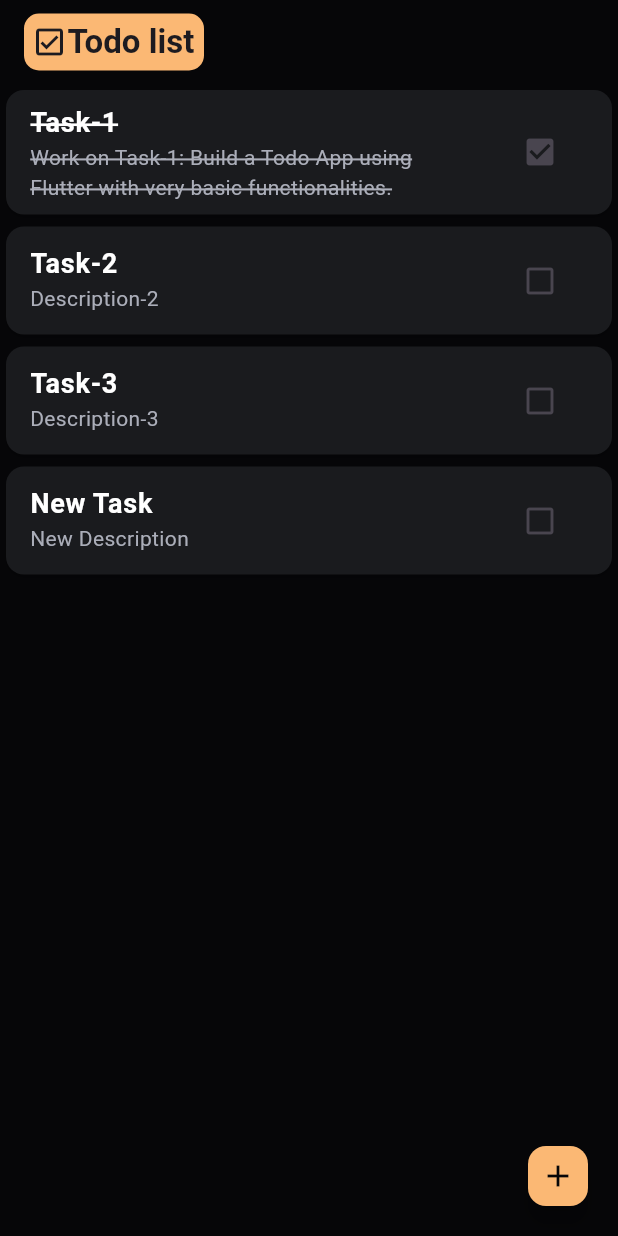
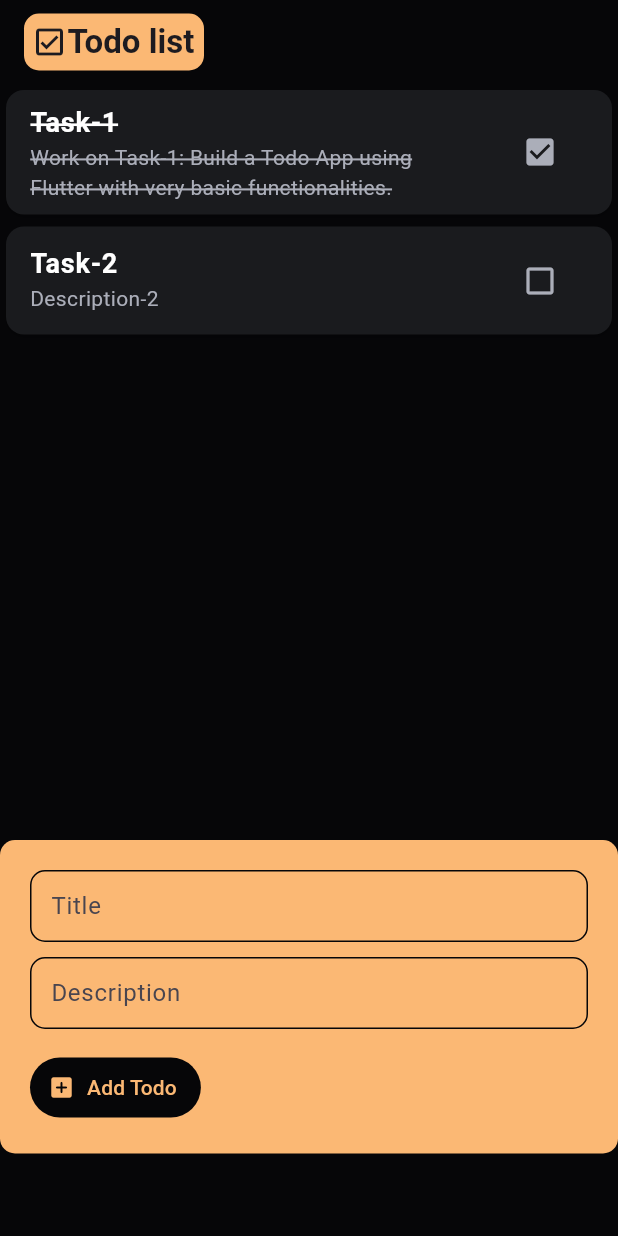
Before and after one commit to subh0x/flutter-todo-app-v1, a Flutter app: the screen it shows after launch, after a tap on the "check box outline blank" icon, after a tap on the "add" icon, on a phone screen of 412 x 824 dp. Run offline on Flutter 3.47's test engine with Material 3 defaults, Android fonts, the phone set to English and light mode, and no system bars.

Commit message:
Added Widget to Create To-Do; Updated FloatingButton Logic

```diff
--- a/lib/main.dart
+++ b/lib/main.dart
@@ -15,15 +15,12 @@ class MyApp extends StatelessWidget {
       debugShowCheckedModeBanner: false,
       title: 'ToDo App',
       theme: ThemeData(
-        scaffoldBackgroundColor: const Color.fromARGB(255, 6, 6, 8),
-        cardColor: const Color.fromARGB(255, 26, 27, 30),
-        primaryColor: const Color.fromRGBO(251, 184, 116, 1),
-        hintColor: const Color.fromRGBO(171, 174, 185, 1),
-        iconTheme: const IconThemeData(
-          color: Color.fromRGBO(171, 174, 185, 1),
-        ),
+        scaffoldBackgroundColor: const Color.fromRGBO(6, 6, 8, 1.0),
+        cardColor: const Color.fromRGBO(26, 27, 30, 1.0),
+        primaryColor: const Color.fromRGBO(251, 184, 116, 1.0),
+        hintColor: const Color.fromRGBO(171, 174, 185, 1.0),
       ),
-      home: ToDoScreen(),
+      home: const ToDoScreen(),
     );
   }
 }
--- a/lib/widgets/todo_card.dart
+++ b/lib/widgets/todo_card.dart
@@ -20,7 +20,6 @@ class TodoCard extends StatefulWidget {
 }
 
 class _TodoCardState extends State<TodoCard> {
-
   @override
   Widget build(BuildContext context) {
     return ListView.builder(
@@ -60,9 +59,12 @@ class _TodoCardState extends State<TodoCard> {
                 ),
                 // CheckBox Icon to mark the Task as Done
                 trailing: IconButton(
-                  icon: Icon(widget.todoItems[index].completed
-                      ? Icons.check_box
-                      : Icons.check_box_outline_blank),
+                  icon: Icon(
+                    widget.todoItems[index].completed
+                        ? Icons.check_box
+                        : Icons.check_box_outline_blank,
+                    color: const Color.fromRGBO(171, 174, 185, 1),
+                  ),
                   onPressed: () {
                     setState(() {
                       if (widget.todoItems[index].completed) {
--- a/lib/widgets/todo_screen.dart
+++ b/lib/widgets/todo_screen.dart
@@ -16,17 +16,33 @@ class _ToDoScreenState extends State<ToDoScreen> {
         todoDesc:
             'Work on Task-1: Build a Todo App using Flutter with very basic functionalities.'),
     TodoItem(todoTitle: 'Task-2', todoDesc: 'Description-2'),
-    TodoItem(todoTitle: 'Task-3', todoDesc: 'Description-3')
   ];
 
   void addTodoItem() {
     setState(() {
-      todoItems.add(
+      todoItems.insert(
+        0, // Inserting New To-do at First Position LIFO (Last In, First Out)
         TodoItem(
           todoTitle: 'New Task',
           todoDesc: 'New Description',
         ),
       );
+    });
+  }
+
+  // Changing the Visibility of Container and the Floating Action button
+  bool _isContainerVisible = false;
+  bool _isFloatingButtonEnabled = true;
+
+  void _changeFloatingButtonVisbility() {
+    setState(() {
+      _isFloatingButtonEnabled = !_isFloatingButtonEnabled;
+    });
+  }
+
+  void _changeContainerVisiblity() {
+    setState(() {
+      _isContainerVisible = !_isContainerVisible;
     });
   }
 
@@ -50,14 +66,106 @@ class _ToDoScreenState extends State<ToDoScreen> {
                 style: TextStyle(fontWeight: FontWeight.w600),
               )
             ],
-              )),
           ),
-        body: TodoCard(todoItems: todoItems),
-        floatingActionButton: FloatingActionButton.small(
-          onPressed: addTodoItem,
+        ),
+      ),
+      body: GestureDetector(
+        onTap: () {
+          FocusScope.of(context).requestFocus(FocusNode());
+        },
+        child: Stack(children: [
+          TodoCard(todoItems: todoItems),
+          if (_isContainerVisible)
+            Align(
+              alignment: FractionalOffset.bottomCenter,
+              child: Container(
+                margin: const EdgeInsets.only(bottom: 55),
+                decoration: BoxDecoration(
+                  borderRadius: BorderRadius.circular(10),
+                  color: Theme.of(context).primaryColor,
+                ),
+                padding: const EdgeInsets.all(20),
+                child: Column(
+                  mainAxisSize: MainAxisSize.min,
+                  crossAxisAlignment: CrossAxisAlignment.start,
+                  children: [
+                    TextField(
+                      minLines: 1,
+                      maxLines: 2,
+                      decoration: InputDecoration(
+                        contentPadding: const EdgeInsets.symmetric(
+                            vertical: 10, horizontal: 10),
+                        floatingLabelBehavior: FloatingLabelBehavior.never,
+                        focusedBorder: OutlineInputBorder(
+                            borderSide: BorderSide(
+                                color:
+                                    Theme.of(context).scaffoldBackgroundColor),
+                            borderRadius:
+                                const BorderRadius.all(Radius.circular(10))),
+                        enabledBorder: OutlineInputBorder(
+                            borderSide: BorderSide(
+                                color:
+                                    Theme.of(context).scaffoldBackgroundColor),
+                            borderRadius:
+                                const BorderRadius.all(Radius.circular(10))),
+                        labelText: 'Title',
+                      ),
+                    ),
+                    const SizedBox(height: 10),
+                    TextField(
+                      minLines: 1,
+                      maxLines: 4,
+                      decoration: InputDecoration(
+                        contentPadding: const EdgeInsets.symmetric(
+                            vertical: 10, horizontal: 10),
+                        floatingLabelBehavior: FloatingLabelBehavior.never,
+                        focusedBorder: OutlineInputBorder(
+                            borderSide: BorderSide(
+                                color:
+                                    Theme.of(context).scaffoldBackgroundColor),
+                            borderRadius:
+                                const BorderRadius.all(Radius.circular(10))),
+                        enabledBorder: OutlineInputBorder(
+                            borderSide: BorderSide(
+                                color:
+                                    Theme.of(context).scaffoldBackgroundColor),
+                            borderRadius:
+                                const BorderRadius.all(Radius.circular(10))),
+                        labelText: 'Description',
+                      ),
+                    ),
+                    const SizedBox(height: 15),
+                    TextButton.icon(
+                      onPressed: () {
+                        _changeFloatingButtonVisbility();
+                        _changeContainerVisiblity();
+                      },
+                      icon: const Icon(Icons.add_box_rounded),
+                      label: const Text("Add Todo"),
+                      style: ButtonStyle(
+                        foregroundColor: MaterialStatePropertyAll(
+                            Theme.of(context).primaryColor),
+                        backgroundColor: MaterialStatePropertyAll(
+                            Theme.of(context).scaffoldBackgroundColor),
+                      ),
+                    )
+                  ],
+                ),
+              ),
+            ),
+        ]),
+      ),
+      floatingActionButton: _isFloatingButtonEnabled
+          ? FloatingActionButton.small(
+              onPressed: () {
+                _changeContainerVisiblity();
+                _changeFloatingButtonVisbility();
+              },
               foregroundColor: Theme.of(context).scaffoldBackgroundColor,
               backgroundColor: Theme.of(context).primaryColor,
               child: const Icon(Icons.add),
-        ));
+            )
+          : null,
+    );
   }
 }
```
Lines whose indentation alone changed are shown as unchanged.
